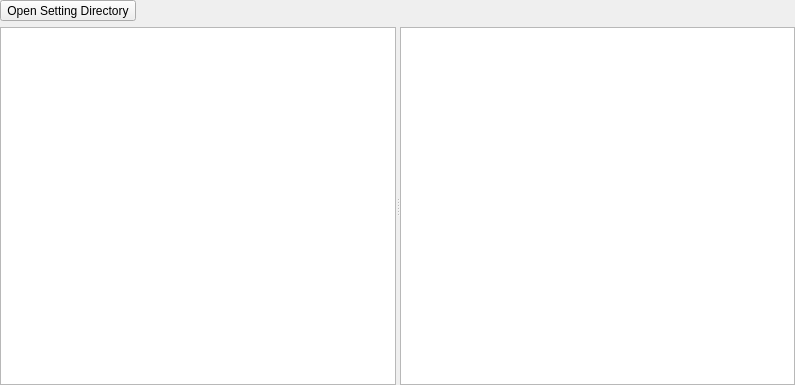
pashango2/sphinx-explorer, file sphinx_explorer/ui/settings.ui: the form before one commit.
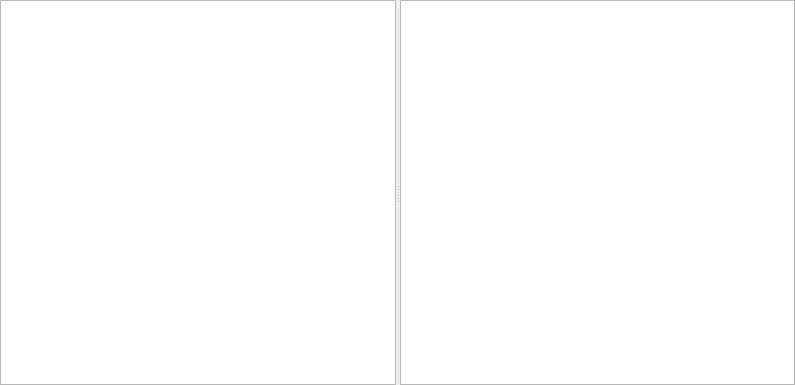
The form after the commit. Custom widgets are drawn as their Qt base class.

Commit message: move "open setting directory" to bottom #33

What changed in the file:
```diff
--- a/sphinx_explorer/ui/settings.ui
+++ b/sphinx_explorer/ui/settings.ui
@@ -17,33 +17,15 @@
    <property name="margin">
     <number>0</number>
    </property>
-   <item>
-    <layout class="QHBoxLayout" name="horizontalLayout">
-     <item>
-      <widget class="QToolButton" name="button_open_home_dir">
-       <property name="text">
-        <string>Open Setting Directory</string>
-       </property>
-       <property name="toolButtonStyle">
-        <enum>Qt::ToolButtonTextBesideIcon</enum>
-       </property>
-      </widget>
-     </item>
-     <item>
-      <spacer name="horizontalSpacer">
-       <property name="orientation">
-        <enum>Qt::Horizontal</enum>
-       </property>
-       <property name="sizeHint" stdset="0">
-        <size>
-         <width>40</width>
-         <height>20</height>
-        </size>
-       </property>
-      </spacer>
-     </item>
-    </layout>
-   </item>
+   <property name="topMargin">
+    <number>0</number>
+   </property>
+   <property name="rightMargin">
+    <number>0</number>
+   </property>
+   <property name="bottomMargin">
+    <number>0</number>
+   </property>
    <item>
     <widget class="QSplitter" name="splitter">
      <property name="sizePolicy">
```
Left out of the diff: 16 changed lines with no effect on the pictures. The commit also changes 6 other files.
